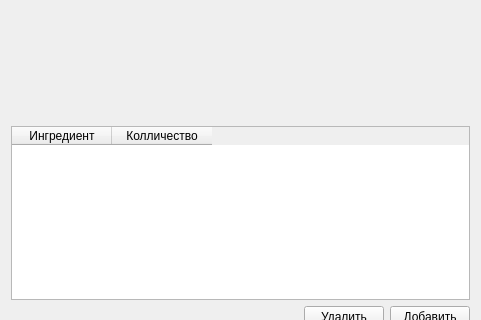
First picture: the form in project/forms/Recipe_edit.ui, repository Galoev/nutritionist-helper, before the edit; both pictures show x 0 to 481 and y 128 to 448 of the 481 by 713 pixel window.
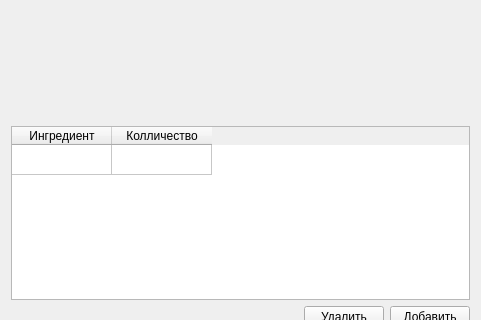
Second picture: the form after the edit.

Patch:
```diff
--- a/project/forms/Recipe_edit.ui
+++ b/project/forms/Recipe_edit.ui
@@ -55,6 +55,11 @@
      <attribute name="verticalHeaderVisible">
       <bool>false</bool>
      </attribute>
+     <row>
+      <property name="text">
+       <string>Новая строка</string>
+      </property>
+     </row>
      <column>
       <property name="text">
        <string>Ингредиент</string>
```
